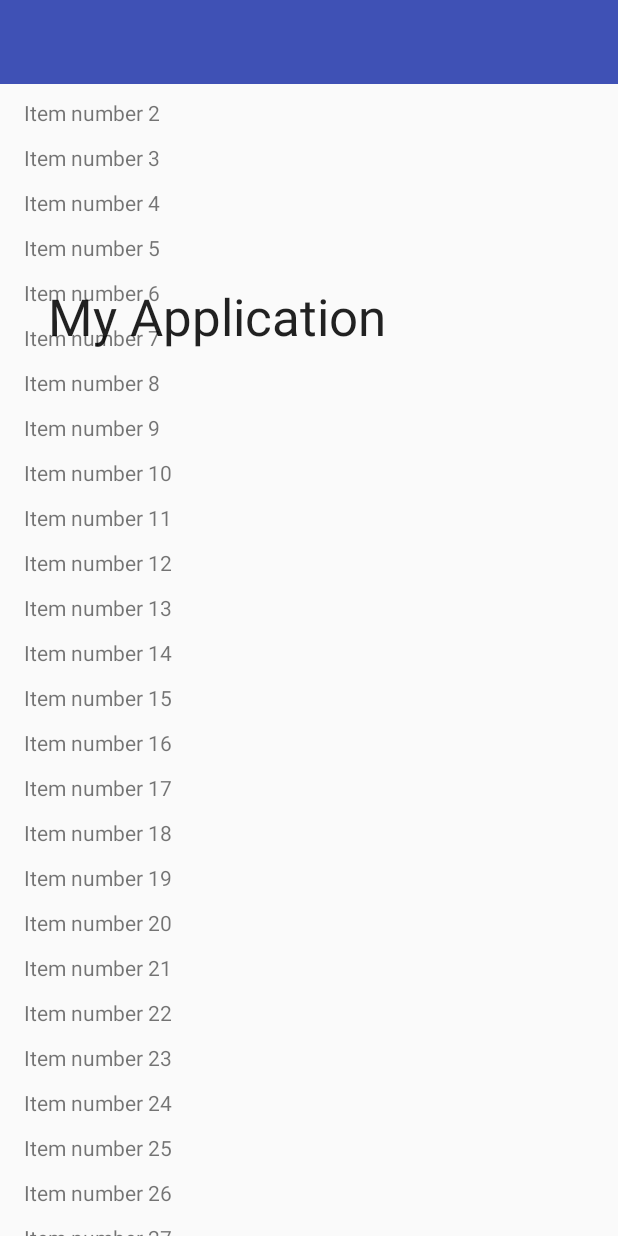
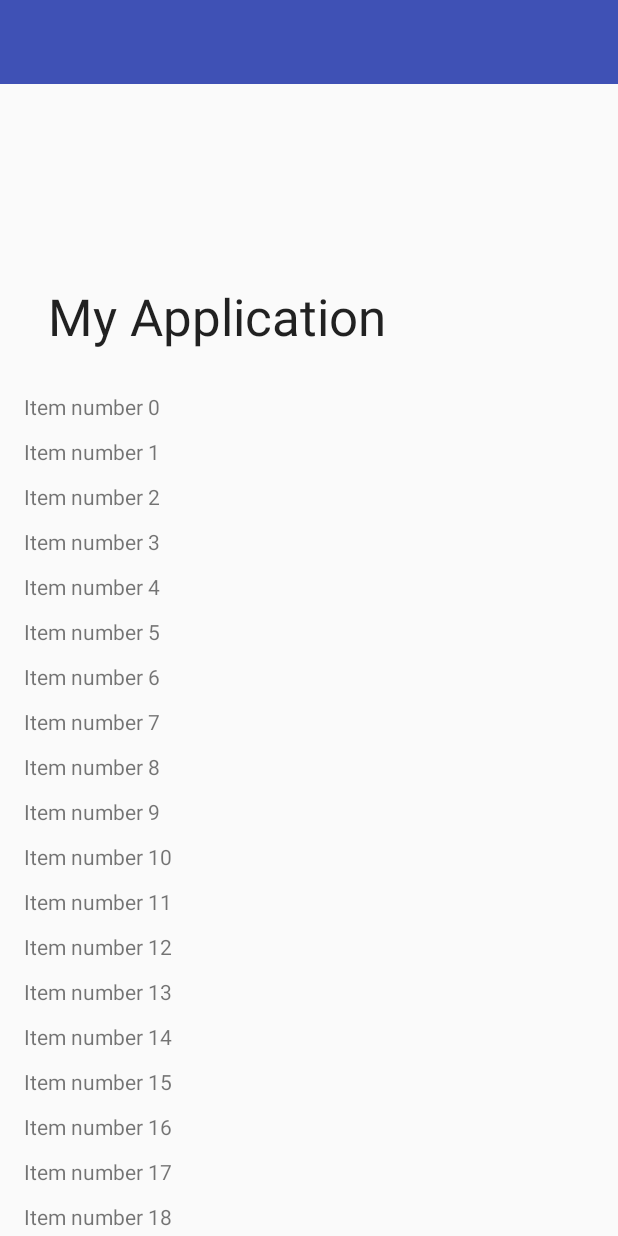
Before and after one commit to david-perez/SmoothAppBarLayoutProofOfConcept, an Android app: the screen it shows after launch (MainActivity), on a phone screen of 412 x 824 dp. Run offline under Robolectric (Android 15) with nearby library versions, the phone set to English and light mode, and no system bars; plain views replace SmoothAppBarLayout.

Commit message:
Fixed demo app

```diff
--- a/app/src/main/java/com/example/david/myapplication/MainActivity.java
+++ b/app/src/main/java/com/example/david/myapplication/MainActivity.java
@@ -38,7 +38,7 @@ public class MainActivity extends AppCompatActivity {
         recyclerView.setAdapter(adapter);
     }
 
-    private static class MyAdapter extends RecyclerView.Adapter<MyAdapter.ViewHolder> {
+    private static class MyAdapter extends RecyclerView.Adapter<RecyclerView.ViewHolder> {
         private List<String> data;
 
         public MyAdapter(List<String> data) {
@@ -46,31 +46,51 @@ public class MainActivity extends AppCompatActivity {
         }
 
         @Override
-        public ViewHolder onCreateViewHolder(ViewGroup parent, int viewType) {
-            View row = LayoutInflater.from(parent.getContext()).inflate(R.layout.item, parent, false);
-            return new ViewHolder(row);
+        public RecyclerView.ViewHolder onCreateViewHolder(ViewGroup parent, int viewType) {
+            if (viewType == 0) {
+                return new HeaderHolder(LayoutInflater.from(parent.getContext()).inflate(R.layout.header_item, parent, false));
+            } else {
+                return new ItemViewHolder(LayoutInflater.from(parent.getContext()).inflate(R.layout.item, parent, false));
+            }
         }
 
         @Override
-        public void onBindViewHolder(ViewHolder holder, int position) {
-            String item = data.get(position);
-            holder.txtvItem.setText(item);
+        public void onBindViewHolder(RecyclerView.ViewHolder holder, int position) {
+            if (holder instanceof ItemViewHolder) {
+                ((ItemViewHolder) holder).txtvItem.setText(getData(position));
+            }
+        }
+
+        @Override
+        public int getItemViewType(int position) {
+            return position == 0 ? 0 : 1;
         }
 
         @Override
         public int getItemCount() {
-            return data.size();
+            return data.size() + 1;
         }
 
-        class ViewHolder extends RecyclerView.ViewHolder {
+        private String getData(int position) {
+            return position > 0 && position < getItemCount() ? data.get(position - 1) : null;
+        }
+
+        static class ItemViewHolder extends RecyclerView.ViewHolder {
             private View row;
             private TextView txtvItem;
 
-            ViewHolder(View row) {
+            ItemViewHolder(View row) {
                 super(row);
                 this.row = row;
                 txtvItem = (TextView) row.findViewById(R.id.txtv_item);
             }
         }
+
+        static class HeaderHolder extends RecyclerView.ViewHolder {
+
+            public HeaderHolder(View itemView) {
+                super(itemView);
+            }
+        }
     }
 }
--- /dev/null
+++ b/app/src/main/res/layout/header_item.xml
@@ -0,0 +1,7 @@
+<?xml version="1.0" encoding="utf-8"?>
+<FrameLayout xmlns:android="http://schemas.android.com/apk/res/android"
+  android:layout_width="match_parent"
+  android:layout_height="256dp"
+  android:orientation="vertical">
+
+</FrameLayout>
--- a/app/src/main/res/values-v21/styles.xml
+++ b/app/src/main/res/values-v21/styles.xml
@@ -3,7 +3,7 @@
     <style name="AppTheme.NoActionBar">
         <item name="windowActionBar">false</item>
         <item name="windowNoTitle">true</item>
-        <item name="android:windowDrawsSystemBarBackgrounds">true</item>
-        <item name="android:statusBarColor">@android:color/transparent</item>
+        <!--<item name="android:windowDrawsSystemBarBackgrounds">true</item>-->
+        <!--<item name="android:statusBarColor">@android:color/transparent</item>-->
     </style>
 </resources>
```
